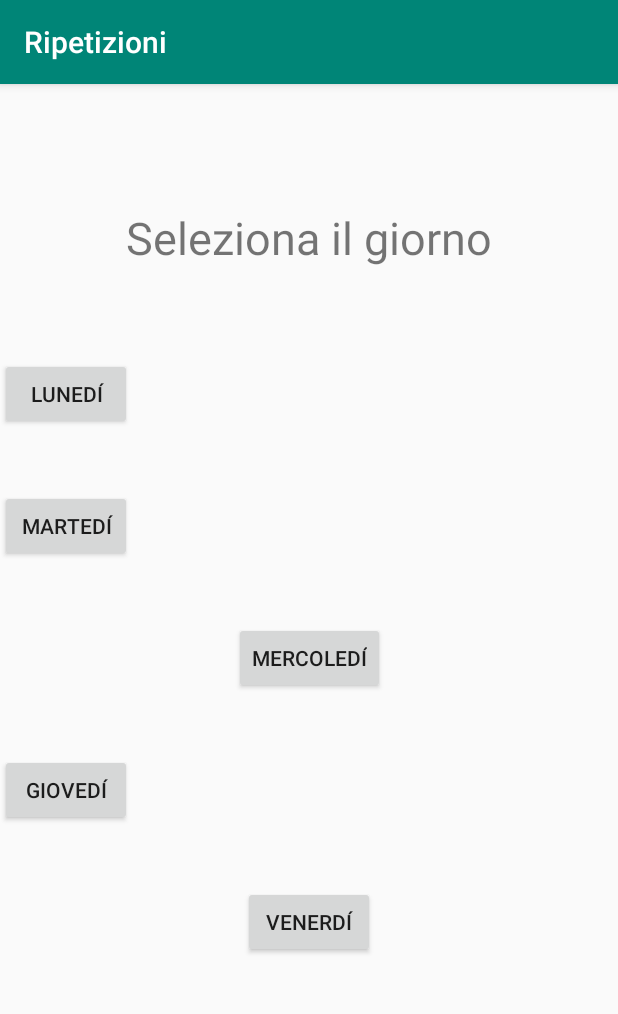
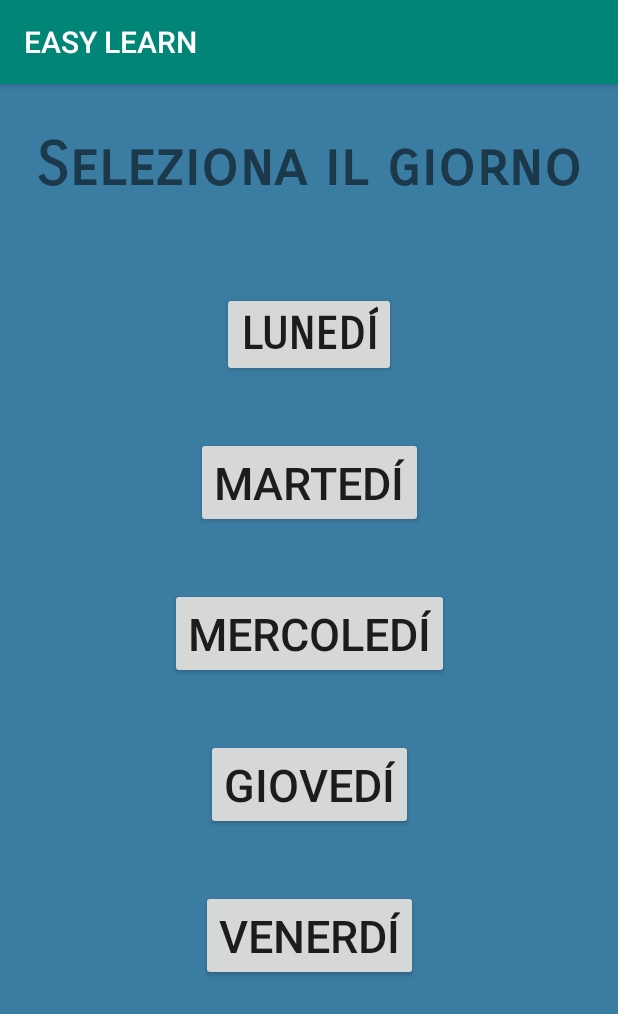
Before and after one commit to PaoloBonicco7/IUM_InterazioneUomoMacchina_Progetto_18-19, an Android app: the UserActivity screen opened directly, with no data from a screen before it, on a phone screen of 412 x 824 dp. Shown: the top 1014 px of the screen. Run offline under Robolectric (Android 15) with nearby library versions, the phone set to English and light mode, and no system bars; libraries missing offline, so code that uses them is left out: com.loopj.android; Roboto replaces fonts that are not available here.

Commit message:
Sto implementando UserActivity, ho un problema di NullPointerExecption nella riga 38 di UserActivity su model.dayinfo(..)

```diff
--- a/app/src/main/AndroidManifest.xml
+++ b/app/src/main/AndroidManifest.xml
@@ -14,9 +14,9 @@
         android:roundIcon="@mipmap/ic_launcher_round"
         android:supportsRtl="true"
         android:theme="@style/AppTheme">
-        <activity android:name=".UserActivity"></activity>
+        <activity android:name=".DayActivity"></activity>
+        <activity android:name=".UserActivity" />
         <activity android:name=".AdministratorActivity" />
-        <activity android:name=".Main2Activity" />
         <activity android:name=".DatabaseActivity" />
         <activity android:name=".MainActivity">
             <intent-filter>
--- a/app/src/main/java/com/example/ripetizioni/LoginActivity.java
+++ b/app/src/main/java/com/example/ripetizioni/LoginActivity.java
@@ -46,7 +46,7 @@ public class LoginActivity extends AppCompatActivity {
 
                 Toast.makeText(LoginActivity.this, "Attempt to Login of user " + u, Toast.LENGTH_SHORT).show();
 
-                model.checkLogin(LoginActivity.this, MainActivity.class, u, p, params);
+                model.checkLogin(LoginActivity.this, UserActivity.class, u, p, params);
             }
         });
 
--- a/app/src/main/java/com/example/ripetizioni/UserActivity.java
+++ b/app/src/main/java/com/example/ripetizioni/UserActivity.java
@@ -1,13 +1,42 @@
 package com.example.ripetizioni;
 
+import android.os.Bundle;
 import android.support.v7.app.AppCompatActivity;
-import android.os.Bundle;
+import android.view.View;
+import android.widget.Button;
+import android.widget.Toast;
+
+import com.loopj.android.http.RequestParams;
 
 public class UserActivity extends AppCompatActivity {
+
+    String username;
+    private RequestParams params;
+    private static Model model;
 
     @Override
     protected void onCreate(Bundle savedInstanceState) {
         super.onCreate(savedInstanceState);
         setContentView(R.layout.activity_user);
+        Button lun = findViewById(R.id.lun_btn);
+
+        Bundle extras = getIntent().getExtras();
+
+        if(extras != null) {
+            username = extras.getString("username");
+        }
+
+        lun.setOnClickListener(new View.OnClickListener() {
+            @Override
+            public void onClick(View v) {
+                params = new RequestParams();
+                params.put("azione", "Richiesta_slot");
+                params.put("day", "lunedì");
+
+                Toast.makeText(UserActivity.this, "Lun_btn HANDLER", Toast.LENGTH_SHORT).show();
+
+                model.dayInfo(UserActivity.this, DayActivity.class, params);
+            }
+        });
     }
 }
--- a/app/src/main/res/layout/activity_user.xml
+++ b/app/src/main/res/layout/activity_user.xml
@@ -4,15 +4,18 @@
     xmlns:tools="http://schemas.android.com/tools"
     android:layout_width="match_parent"
     android:layout_height="match_parent"
+    android:background="@color/LoginBackground"
     tools:context=".UserActivity">
 
     <TextView
         android:id="@+id/textView"
         android:layout_width="wrap_content"
         android:layout_height="wrap_content"
-        android:layout_marginTop="82dp"
+        android:layout_marginTop="30dp"
+        android:fontFamily="sans-serif-smallcaps"
         android:text="@string/seleziona_il_giorno"
-        android:textSize="30sp"
+        android:textSize="40sp"
+        android:textStyle="bold"
         app:layout_constraintEnd_toEndOf="parent"
         app:layout_constraintStart_toStartOf="parent"
         app:layout_constraintTop_toTopOf="parent" />
@@ -21,19 +24,29 @@
         android:id="@+id/lun_btn"
         android:layout_width="wrap_content"
         android:layout_height="wrap_content"
+        android:layout_marginStart="8dp"
         android:layout_marginTop="60dp"
+        android:layout_marginEnd="8dp"
+        android:fontFamily="sans-serif-smallcaps"
         android:text="LUNEDÍ"
-        app:layout_constraintTop_toBottomOf="@+id/textView"
-        tools:layout_editor_absoluteX="162dp" />
+        android:textSize="30sp"
+        android:textStyle="bold"
+        app:layout_constraintEnd_toEndOf="parent"
+        app:layout_constraintStart_toStartOf="parent"
+        app:layout_constraintTop_toBottomOf="@+id/textView" />
 
     <Button
         android:id="@+id/mar_btn"
         android:layout_width="wrap_content"
         android:layout_height="wrap_content"
+        android:layout_marginStart="8dp"
         android:layout_marginTop="40dp"
+        android:layout_marginEnd="8dp"
         android:text="MARTEDÍ"
-        app:layout_constraintTop_toBottomOf="@+id/lun_btn"
-        tools:layout_editor_absoluteX="162dp" />
+        android:textSize="30sp"
+        app:layout_constraintEnd_toEndOf="parent"
+        app:layout_constraintStart_toStartOf="parent"
+        app:layout_constraintTop_toBottomOf="@+id/lun_btn" />
 
     <Button
         android:id="@+id/mer_btn"
@@ -41,6 +54,7 @@
         android:layout_height="wrap_content"
         android:layout_marginTop="40dp"
         android:text="MERCOLEDÍ"
+        android:textSize="30sp"
         app:layout_constraintEnd_toEndOf="parent"
         app:layout_constraintStart_toStartOf="parent"
         app:layout_constraintTop_toBottomOf="@+id/mar_btn" />
@@ -49,10 +63,14 @@
         android:id="@+id/gio_btn"
         android:layout_width="wrap_content"
         android:layout_height="wrap_content"
+        android:layout_marginStart="8dp"
         android:layout_marginTop="40dp"
+        android:layout_marginEnd="8dp"
         android:text="GIOVEDÍ"
-        app:layout_constraintTop_toBottomOf="@+id/mer_btn"
-        tools:layout_editor_absoluteX="162dp" />
+        android:textSize="30sp"
+        app:layout_constraintEnd_toEndOf="parent"
+        app:layout_constraintStart_toStartOf="parent"
+        app:layout_constraintTop_toBottomOf="@+id/mer_btn" />
 
     <Button
         android:id="@+id/ven_btn"
@@ -60,6 +78,7 @@
         android:layout_height="wrap_content"
         android:layout_marginTop="40dp"
         android:text="VENERDÍ"
+        android:textSize="30sp"
         app:layout_constraintEnd_toEndOf="parent"
         app:layout_constraintStart_toStartOf="parent"
         app:layout_constraintTop_toBottomOf="@+id/gio_btn" />
--- a/app/src/main/res/values/colors.xml
+++ b/app/src/main/res/values/colors.xml
@@ -3,7 +3,7 @@
     <color name="colorPrimary">#008577</color>
     <color name="colorPrimaryDark">#00574B</color>
     <color name="colorAccent">#D81B60</color>
-    <color name="LoginBackground">#0A5C8C</color>
+    <color name="LoginBackground">#3B7CA2</color>
 
     <color name="colorBackgroundAct1">#105f83</color>
     <color name="colorButton1">#8bacbc</color>
--- a/app/src/main/res/values/strings.xml
+++ b/app/src/main/res/values/strings.xml
@@ -1,6 +1,6 @@
 <resources>
     <!-- Strings related to DabaseActivity-->
-    <string name="app_name" translatable="false">Ripetizioni</string>
+    <string name="app_name" translatable="false">EASY LEARN</string>
     <string name="intro_text" translatable="false">Seleziona la materia</string>
     <string name="fisica" translatable="false">FISICA</string>
     <string name="matematica" translatable="false">MATEMATICA</string>
```
Also changed, not shown: app/src/main/java/com/example/ripetizioni/DayActivity.java (added, +20 -0 lines), app/src/main/java/com/example/ripetizioni/Model.java (+37 -0 lines), app/src/main/java/com/example/ripetizioni/MostraCatalogo.java (added, +114 -0 lines), app/src/main/res/layout/activity_day.xml (added, +21 -0 lines), app/src/main/res/layout/activity_login.xml (+22 -20 lines).
